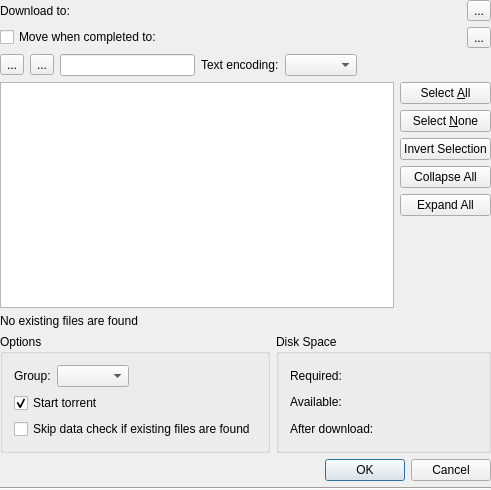
First picture: the form in ktorrent/dialogs/fileselectdlg.ui, repository KDE/ktorrent, before the edit.
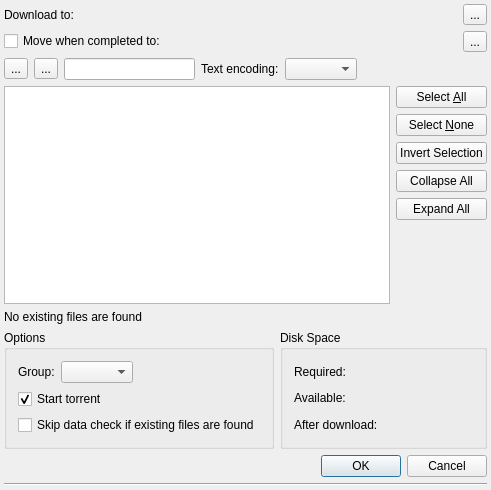
Second picture: the form after the edit. Custom widgets are drawn as their Qt base class.

Commit message:
Add marging to magnet config dialog
Otherwise the dialog is touching the window borders directly

What changed in the file:
```diff
--- a/ktorrent/dialogs/fileselectdlg.ui
+++ b/ktorrent/dialogs/fileselectdlg.ui
@@ -15,16 +15,16 @@
   </property>
   <layout class="QVBoxLayout" name="verticalLayout_2">
    <property name="leftMargin">
-    <number>0</number>
+    <number>4</number>
    </property>
    <property name="topMargin">
-    <number>0</number>
+    <number>4</number>
    </property>
    <property name="rightMargin">
-    <number>0</number>
+    <number>4</number>
    </property>
    <property name="bottomMargin">
-    <number>0</number>
+    <number>4</number>
    </property>
    <item>
     <layout class="QHBoxLayout">
```
